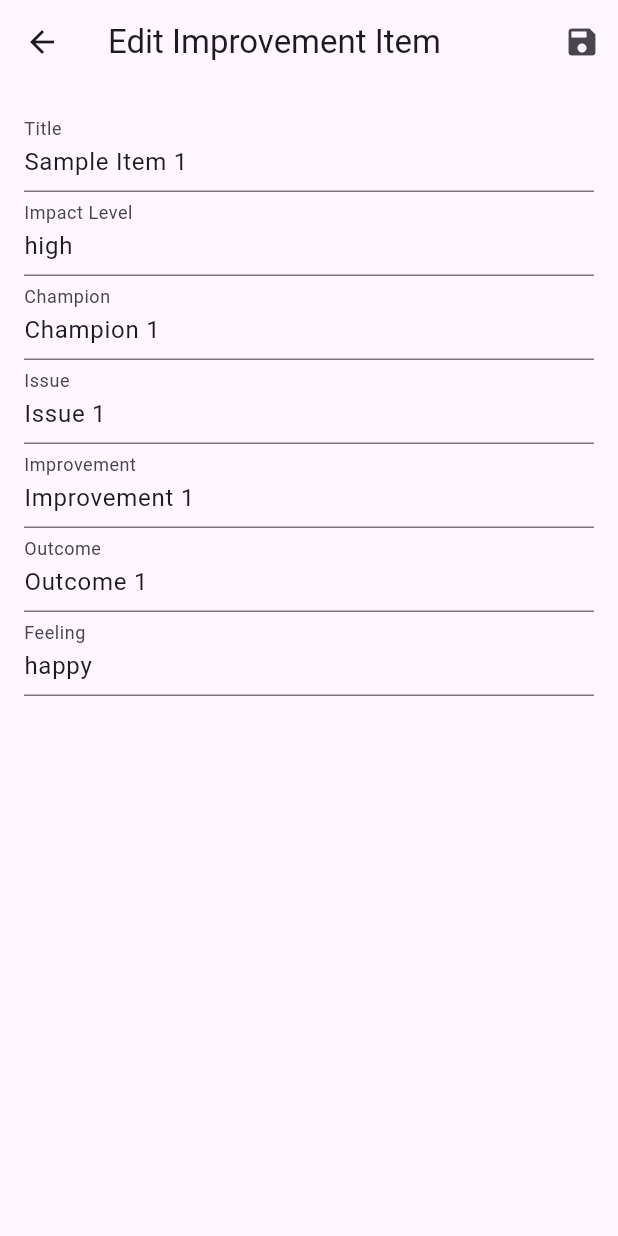
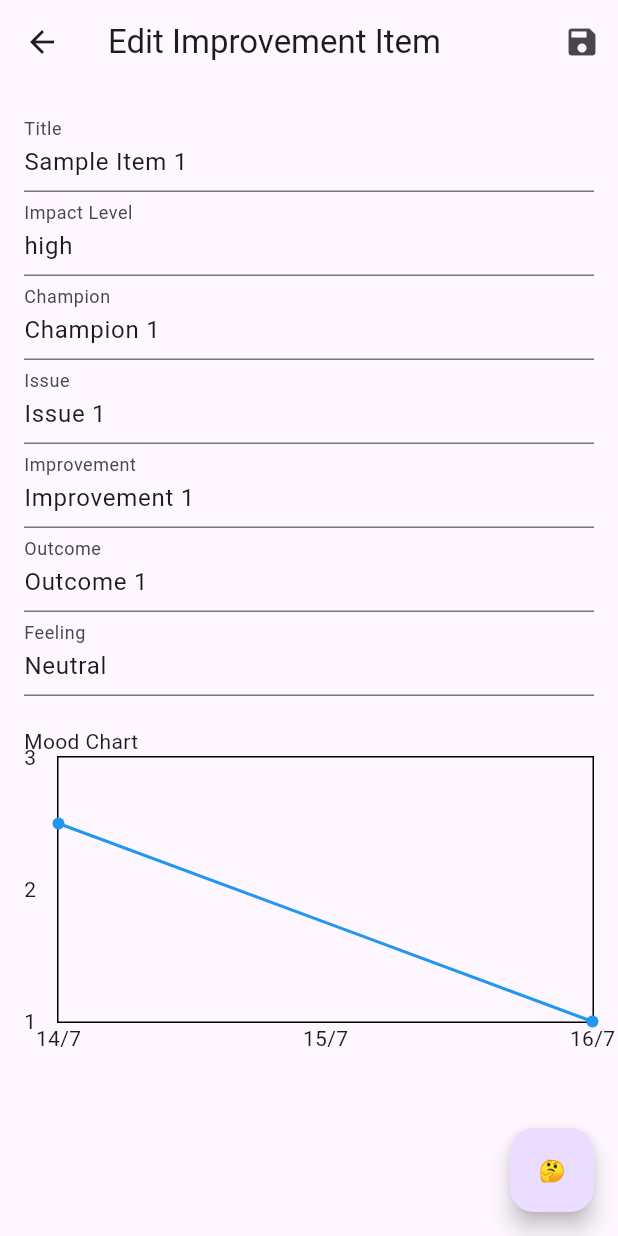
Before and after one commit to georgioskroupis/improvement-backlog-app, a Flutter app: the screen it shows after launch, after a tap on "Sample Item 1", on a phone screen of 412 x 824 dp. Run offline on Flutter 3.47's test engine with Material 3 defaults, Android fonts, the phone set to English and light mode, and no system bars; drawn by our look-alikes of fl_chart; our stand-ins replace sqflite; accounts and stored records are empty.

Commit message:
All mood chart logic on detail page

```diff
--- a/lib/database_helper.dart
+++ b/lib/database_helper.dart
@@ -1,4 +1,3 @@
-// lib/database_helper.dart
 import 'package:path/path.dart';
 import 'package:sqflite/sqflite.dart';
 import 'improvement_item.dart';
@@ -24,6 +23,12 @@ class DatabaseHelper {
       path,
       version: 1,
       onCreate: _onCreate,
+      onOpen: (db) async {
+        // Force recreate tables for development
+        await db.execute('DROP TABLE IF EXISTS improvement_items');
+        await db.execute('DROP TABLE IF EXISTS moods');
+        await _onCreate(db, 1);
+      },
     );
   }
 
@@ -41,16 +46,24 @@ class DatabaseHelper {
     )
   ''');
 
+    await db.execute('''
+    CREATE TABLE moods (
+      id INTEGER PRIMARY KEY AUTOINCREMENT,
+      improvement_item_id INTEGER,
+      mood TEXT,
+      timestamp TEXT,
+      FOREIGN KEY (improvement_item_id) REFERENCES improvement_items (id) ON DELETE CASCADE
+    )
+  ''');
+
     // Insert sample data for development
     await _insertSampleData(db);
   }
 
   Future<void> _insertSampleData(Database db) async {
-    // Check if table is empty
     final count = Sqflite.firstIntValue(
         await db.rawQuery('SELECT COUNT(*) FROM improvement_items'));
     if (count == 0) {
-      // Insert sample items
       final sampleItems = [
         ImprovementItem(
           id: 1,
@@ -82,30 +95,80 @@ class DatabaseHelper {
           outcome: 'Outcome 3',
           feeling: 'sad',
         ),
-        ImprovementItem(
-          id: 4,
-          title: 'Sample Item 4',
-          impactLevel: 'high',
-          champion: 'Champion 4',
-          issue: 'Issue 4',
-          improvement: 'Improvement 4',
-          outcome: 'Outcome 4',
-          feeling: 'happy',
-        ),
-        ImprovementItem(
-          id: 5,
-          title: 'Sample Item 5',
-          impactLevel: 'medium',
-          champion: 'Champion 5',
-          issue: 'Issue 5',
-          improvement: 'Improvement 5',
-          outcome: 'Outcome 5',
-          feeling: 'neutral',
-        ),
       ];
 
       for (var item in sampleItems) {
         await db.insert('improvement_items', item.toMap());
+      }
+
+      final sampleMoods = [
+        {
+          'improvement_item_id': 1,
+          'mood': 'positive',
+          'timestamp': DateTime.now()
+              .subtract(const Duration(days: 5, hours: 10))
+              .toIso8601String(),
+        },
+        {
+          'improvement_item_id': 1,
+          'mood': 'neutral',
+          'timestamp': DateTime.now()
+              .subtract(const Duration(days: 5, hours: 5))
+              .toIso8601String(),
+        },
+        {
+          'improvement_item_id': 1,
+          'mood': 'negative',
+          'timestamp': DateTime.now()
+              .subtract(const Duration(days: 3))
+              .toIso8601String(),
+        },
+        {
+          'improvement_item_id': 2,
+          'mood': 'neutral',
+          'timestamp': DateTime.now()
+              .subtract(const Duration(days: 7))
+              .toIso8601String(),
+        },
+        {
+          'improvement_item_id': 2,
+          'mood': 'positive',
+          'timestamp': DateTime.now()
+              .subtract(const Duration(days: 4, hours: 8))
+              .toIso8601String(),
+        },
+        {
+          'improvement_item_id': 2,
+          'mood': 'negative',
+          'timestamp': DateTime.now()
+              .subtract(const Duration(days: 4, hours: 2))
+              .toIso8601String(),
+        },
+        {
+          'improvement_item_id': 3,
+          'mood': 'negative',
+          'timestamp': DateTime.now()
+              .subtract(const Duration(days: 6))
+              .toIso8601String(),
+        },
+        {
+          'improvement_item_id': 3,
+          'mood': 'neutral',
+          'timestamp': DateTime.now()
+              .subtract(const Duration(days: 4, hours: 10))
+              .toIso8601String(),
+        },
+        {
+          'improvement_item_id': 3,
+          'mood': 'positive',
+          'timestamp': DateTime.now()
+              .subtract(const Duration(days: 4, hours: 4))
+              .toIso8601String(),
+        },
+      ];
+
+      for (var mood in sampleMoods) {
+        await db.insert('moods', mood);
       }
     }
   }
@@ -145,9 +208,9 @@ class DatabaseHelper {
     });
   }
 
-  Future<void> insertImprovementItem(ImprovementItem item) async {
+  Future<int> insertImprovementItem(ImprovementItem item) async {
     final db = await database;
-    await db.insert('improvement_items', item.toMap());
+    return await db.insert('improvement_items', item.toMap());
   }
 
   Future<void> updateImprovementItem(ImprovementItem item) async {
@@ -157,6 +220,24 @@ class DatabaseHelper {
       item.toMap(),
       where: 'id = ?',
       whereArgs: [item.id],
+    );
+  }
+
+  Future<void> insertMood(int improvementItemId, String mood) async {
+    final db = await database;
+    await db.insert('moods', {
+      'improvement_item_id': improvementItemId,
+      'mood': mood,
+      'timestamp': DateTime.now().toIso8601String(),
+    });
+  }
+
+  Future<List<Map<String, dynamic>>> getMoods(int improvementItemId) async {
+    final db = await database;
+    return await db.query(
+      'moods',
+      where: 'improvement_item_id = ?',
+      whereArgs: [improvementItemId],
     );
   }
 }
--- a/lib/detail_page.dart
+++ b/lib/detail_page.dart
@@ -1,12 +1,13 @@
-// lib/detail_page.dart
 import 'package:flutter/material.dart';
 import 'improvement_item.dart';
 import 'database_helper.dart';
+import 'mood_chart.dart';
+import 'mood.dart';
 
 class DetailPage extends StatefulWidget {
   final ImprovementItem item;
 
-  const DetailPage({Key? key, required this.item}) : super(key: key);
+  const DetailPage({super.key, required this.item});
 
   @override
   _DetailPageState createState() => _DetailPageState();
@@ -21,6 +22,9 @@ class _DetailPageState extends State<DetailPage> {
   late TextEditingController _improvementController;
   late TextEditingController _outcomeController;
   late TextEditingController _feelingController;
+  List<Mood> _moods = [];
+  late int _tempId;
+  late bool _isNewItem = false;
 
   @override
   void initState() {
@@ -34,6 +38,41 @@ class _DetailPageState extends State<DetailPage> {
         TextEditingController(text: widget.item.improvement);
     _outcomeController = TextEditingController(text: widget.item.outcome);
     _feelingController = TextEditingController(text: widget.item.feeling);
+
+    _checkItemExists();
+  }
+
+  Future<void> _checkItemExists() async {
+    final exists =
+        await DatabaseHelper().improvementItemExists(widget.item.id ?? -1);
+    if (!exists) {
+      _isNewItem = true;
+      _tempId = await DatabaseHelper().getNextId() + 1;
+    } else {
+      _isNewItem = false;
+      await _loadMoods();
+    }
+    setState(() {}); // Ensure state update after async operations
+  }
+
+  Future<void> _loadMoods() async {
+    final moods = await DatabaseHelper().getMoods(widget.item.id ?? -1);
+    setState(() {
+      _moods = moods.map((e) => Mood.fromMap(e)).toList();
+      if (_moods.isNotEmpty) {
+        final averageMood = _moods
+                .map((mood) => _moodValue(mood.mood))
+                .reduce((a, b) => a + b) /
+            _moods.length;
+        if (averageMood <= 3.0 && averageMood > 2.3) {
+          _feelingController.text = "Positive";
+        } else if (averageMood <= 2.3 && averageMood > 1.7) {
+          _feelingController.text = "Neutral";
+        } else if (averageMood <= 1.7 && averageMood >= 1.0) {
+          _feelingController.text = "Negative";
+        }
+      }
+    });
   }
 
   @override
@@ -50,8 +89,8 @@ class _DetailPageState extends State<DetailPage> {
 
   void _saveItem() async {
     if (_formKey.currentState!.validate()) {
-      final updatedItem = ImprovementItem(
-        id: widget.item.id,
+      final newItem = ImprovementItem(
+        id: _isNewItem ? _tempId : widget.item.id,
         title: _titleController.text,
         impactLevel: _impactLevelController.text,
         champion: _championController.text,
@@ -61,15 +100,32 @@ class _DetailPageState extends State<DetailPage> {
         feeling: _feelingController.text,
       );
 
-      final exists =
-          await DatabaseHelper().improvementItemExists(widget.item.id!);
-      if (exists) {
-        await DatabaseHelper().updateImprovementItem(updatedItem);
+      if (_isNewItem) {
+        await DatabaseHelper().insertImprovementItem(newItem);
       } else {
-        await DatabaseHelper().insertImprovementItem(updatedItem);
+        await DatabaseHelper().updateImprovementItem(newItem);
       }
 
       Navigator.pop(context, true);
+    }
+  }
+
+  void _saveMood(String mood) async {
+    final itemId = _isNewItem ? _tempId : widget.item.id;
+    await DatabaseHelper().insertMood(itemId, mood);
+    await _loadMoods();
+  }
+
+  int _moodValue(String mood) {
+    switch (mood) {
+      case 'positive':
+        return 3;
+      case 'neutral':
+        return 2;
+      case 'negative':
+        return 1;
+      default:
+        return 2;
     }
   }
 
@@ -154,17 +210,61 @@ class _DetailPageState extends State<DetailPage> {
               TextFormField(
                 controller: _feelingController,
                 decoration: const InputDecoration(labelText: 'Feeling'),
-                validator: (value) {
-                  if (value == null || value.isEmpty) {
-                    return 'Please enter a feeling';
-                  }
-                  return null;
-                },
+                readOnly: true,
+              ),
+              const SizedBox(height: 20),
+              const Text('Mood Chart'),
+              SizedBox(
+                height: 200,
+                child: MoodChart(
+                    improvementItemId: _isNewItem ? _tempId : widget.item.id,
+                    moods: _moods),
               ),
             ],
           ),
         ),
       ),
+      floatingActionButton: FloatingActionButton(
+        onPressed: () => _showMoodSheet(),
+        child: const Text('🤔'),
+      ),
+    );
+  }
+
+  void _showMoodSheet() {
+    showModalBottomSheet(
+      context: context,
+      builder: (BuildContext context) {
+        return Padding(
+          padding: const EdgeInsets.all(16.0),
+          child: Row(
+            mainAxisAlignment: MainAxisAlignment.spaceEvenly,
+            children: [
+              ElevatedButton(
+                onPressed: () {
+                  _saveMood('positive');
+                  Navigator.of(context).pop();
+                },
+                child: const Text('😊'),
+              ),
+              ElevatedButton(
+                onPressed: () {
+                  _saveMood('neutral');
+                  Navigator.of(context).pop();
+                },
+                child: const Text('😐'),
+              ),
+              ElevatedButton(
+                onPressed: () {
+                  _saveMood('negative');
+                  Navigator.of(context).pop();
+                },
+                child: const Text('😢'),
+              ),
+            ],
+          ),
+        );
+      },
     );
   }
 }
--- a/lib/main.dart
+++ b/lib/main.dart
@@ -12,13 +12,9 @@ class MyApp extends StatelessWidget {
 
   @override
   Widget build(BuildContext context) {
-    return MaterialApp(
+    return const MaterialApp(
       title: 'Improvement Backlog App',
-      theme: ThemeData(
-        colorScheme: ColorScheme.fromSeed(seedColor: Colors.deepPurple),
-        useMaterial3: true,
-      ),
-      home: const MyHomePage(title: 'Improvement Backlog'),
+      home: MyHomePage(title: 'Improvement Backlog'),
     );
   }
 }
@@ -45,15 +41,14 @@ class _MyHomePageState extends State<MyHomePage> {
   Widget build(BuildContext context) {
     return Scaffold(
       appBar: AppBar(
-        backgroundColor: Theme.of(context).colorScheme.inversePrimary,
         title: Text(widget.title),
       ),
       body: Column(
         children: [
-          Padding(
-            padding: const EdgeInsets.all(8.0),
+          const Padding(
+            padding: EdgeInsets.all(8.0),
             child: Row(
-              children: const [
+              children: [
                 Expanded(
                     child: Text('Title',
                         style: TextStyle(
@@ -108,15 +103,15 @@ class _MyHomePageState extends State<MyHomePage> {
                           children: [
                             Expanded(
                                 child: Text(item.title,
-                                    style: TextStyle(fontSize: 16))),
+                                    style: const TextStyle(fontSize: 16))),
                             Expanded(
                                 child: Text(item.feeling,
                                     textAlign: TextAlign.center,
-                                    style: TextStyle(fontSize: 16))),
+                                    style: const TextStyle(fontSize: 16))),
                             Expanded(
                                 child: Text(item.champion,
                                     textAlign: TextAlign.right,
-                                    style: TextStyle(fontSize: 16))),
+                                    style: const TextStyle(fontSize: 16))),
                           ],
                         ),
                       );
--- /dev/null
+++ b/lib/mood.dart
@@ -0,0 +1,31 @@
+class Mood {
+  final int id;
+  final int improvementItemId;
+  final String mood;
+  final DateTime timestamp;
+
+  Mood({
+    required this.id,
+    required this.improvementItemId,
+    required this.mood,
+    required this.timestamp,
+  });
+
+  factory Mood.fromMap(Map<String, dynamic> map) {
+    return Mood(
+      id: map['id'],
+      improvementItemId: map['improvement_item_id'],
+      mood: map['mood'],
+      timestamp: DateTime.parse(map['timestamp']),
+    );
+  }
+
+  Map<String, dynamic> toMap() {
+    return {
+      'id': id,
+      'improvement_item_id': improvementItemId,
+      'mood': mood,
+      'timestamp': timestamp.toIso8601String(),
+    };
+  }
+}
--- /dev/null
+++ b/lib/mood_chart.dart
@@ -0,0 +1,112 @@
+import 'package:fl_chart/fl_chart.dart';
+import 'package:flutter/material.dart';
+import 'database_helper.dart';
+import 'mood.dart';
+
+class MoodChart extends StatelessWidget {
+  final int improvementItemId;
+  final List<Mood> moods;
+
+  const MoodChart(
+      {super.key, required this.improvementItemId, required this.moods});
+
+  @override
+  Widget build(BuildContext context) {
+    return FutureBuilder<List<Map<String, dynamic>>>(
+      future: DatabaseHelper().getMoods(improvementItemId),
+      builder: (context, snapshot) {
+        if (!snapshot.hasData) {
+          return const CircularProgressIndicator();
+        }
+        final dataPoints = _createData(moods);
+
+        return LineChart(
+          LineChartData(
+            minY: 1,
+            maxY: 3,
+            baselineY: 0,
+            gridData: FlGridData(
+              show: false, // Hide grid lines
+            ),
+            titlesData: FlTitlesData(
+              leftTitles: AxisTitles(
+                sideTitles: SideTitles(
+                  showTitles: true,
+                  interval: 1,
+                  getTitlesWidget: (value, meta) {
+                    switch (value.toInt()) {
+                      case 1:
+                        return const Text('1');
+                      case 2:
+                        return const Text('2');
+                      case 3:
+                        return const Text('3');
+                      default:
+                        return Container();
+                    }
+                  },
+                ),
+              ),
+              rightTitles: const AxisTitles(
+                sideTitles: SideTitles(showTitles: false),
+              ),
+              bottomTitles: AxisTitles(
+                sideTitles: SideTitles(
+                  showTitles: true,
+                  interval: 86400000, // Interval set to one day in milliseconds
+                  getTitlesWidget: (value, meta) {
+                    final date =
+                        DateTime.fromMillisecondsSinceEpoch(value.toInt());
+                    return Text('${date.day}/${date.month}');
+                  },
+                ),
+              ),
+              topTitles: const AxisTitles(
+                sideTitles: SideTitles(showTitles: false),
+              ),
+            ),
+            borderData: FlBorderData(show: true),
+            lineBarsData: [
+              LineChartBarData(
+                spots: dataPoints,
+                isCurved: true,
+                color: Colors.blue,
+                barWidth: 2,
+                isStrokeCapRound: true,
+                belowBarData: BarAreaData(show: false),
+              ),
+            ],
+          ),
+        );
+      },
+    );
+  }
+
+  List<FlSpot> _createData(List<Mood> moods) {
+    final Map<DateTime, List<int>> moodMap = {};
+    for (var mood in moods) {
+      final date = DateTime(
+          mood.timestamp.year, mood.timestamp.month, mood.timestamp.day);
+      moodMap.putIfAbsent(date, () => []).add(_moodValue(mood.mood));
+    }
+
+    final List<FlSpot> spots = [];
+    moodMap.forEach((date, values) {
+      final averageMood = values.reduce((a, b) => a + b) / values.length;
+      print("Date: $date, Average Mood: $averageMood"); // Debug print
+      spots.add(FlSpot(date.millisecondsSinceEpoch.toDouble(), averageMood));
+    });
+    return spots;
+  }
+
+  int _moodValue(String mood) {
+    switch (mood) {
+      case 'positive':
+        return 3;
+      case 'negative':
+        return 1;
+      default:
+        return 2;
+    }
+  }
+}
--- a/pubspec.yaml
+++ b/pubspec.yaml
@@ -32,12 +32,13 @@ dependencies:
     sdk: flutter
   sqflite: ^2.0.0+4
   path_provider: ^2.0.11
-
+  fl_chart: ^0.68.0
 
   # The following adds the Cupertino Icons font to your application.
   # Use with the CupertinoIcons class for iOS style icons.
   cupertino_icons: ^1.0.6
 
+  path: any
 dev_dependencies:
   flutter_test:
     sdk: flutter
```
Lines whose indentation alone changed are shown as unchanged.
